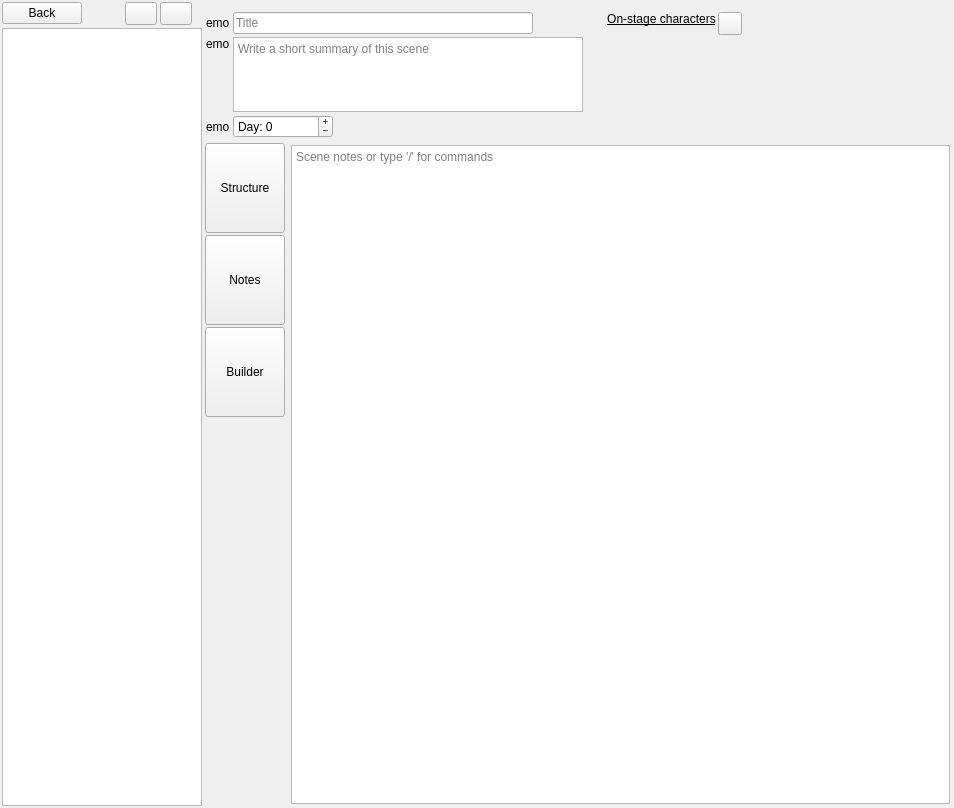
Above: ui/scene_editor.ui from zkovari/plotlyst before the change. Below: the same form after it.
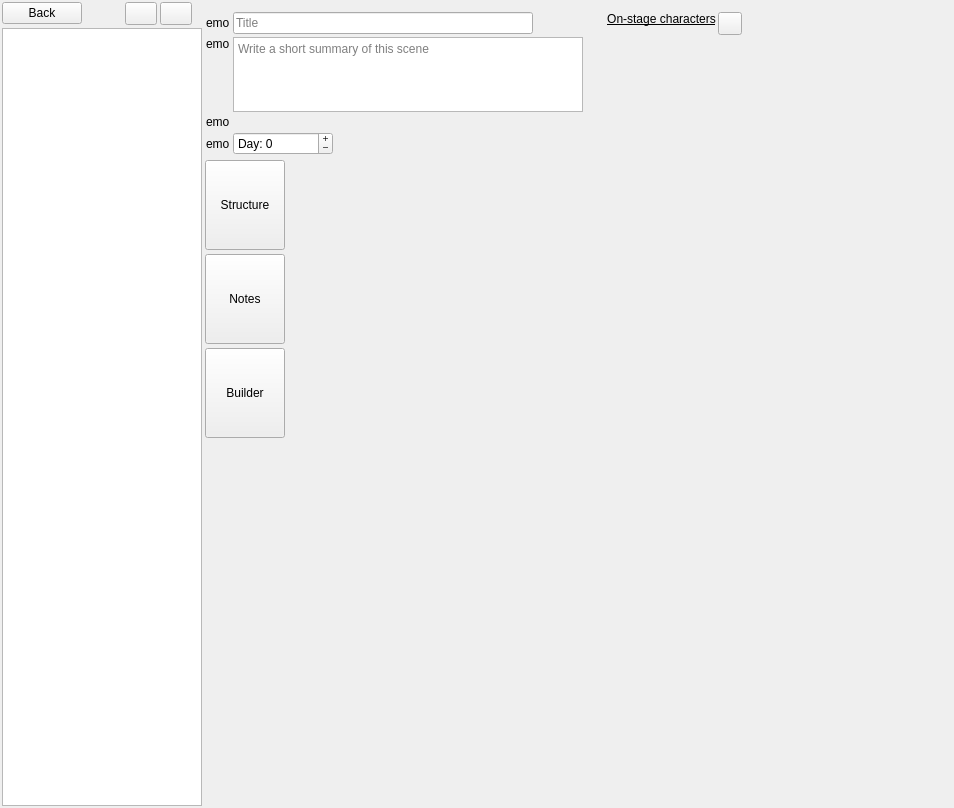
That is the form after the change. Custom widgets are drawn as their Qt base class.

Commit message: Renovate scene-plot association

What changed in the file:
```diff
--- a/ui/scene_editor.ui
+++ b/ui/scene_editor.ui
@@ -344,6 +344,26 @@
             </item>
            </layout>
           </item>
+          <item>
+           <layout class="QHBoxLayout" name="horizontalLayout_4">
+            <item alignment="Qt::AlignTop">
+             <widget class="QLabel" name="lblPlotEmoji">
+              <property name="sizePolicy">
+               <sizepolicy hsizetype="Maximum" vsizetype="Maximum">
+                <horstretch>0</horstretch>
+                <verstretch>0</verstretch>
+               </sizepolicy>
+              </property>
+              <property name="text">
+               <string>emo</string>
+              </property>
+             </widget>
+            </item>
+            <item>
+             <widget class="QWidget" name="wdgPlotContainer" native="true"/>
+            </item>
+           </layout>
+          </item>
           <item alignment="Qt::AlignTop">
            <widget class="QWidget" name="wdgDayParent" native="true">
             <layout class="QHBoxLayout" name="horizontalLayout_16">
@@ -511,7 +531,7 @@
         <widget class="QWidget" name="widget_5" native="true">
          <layout class="QVBoxLayout" name="verticalLayout_17">
           <property name="spacing">
-           <number>2</number>
+           <number>4</number>
           </property>
           <property name="leftMargin">
            <number>0</number>
@@ -914,7 +934,7 @@
            </property>
            <item>
             <widget class="DocumentTextEditor" name="textNotes">
-             <property name="placeholderText">
+             <property name="placeholderText" stdset="0">
               <string>Scene notes or type '/' for commands</string>
              </property>
             </widget>
@@ -1084,7 +1104,7 @@
   </customwidget>
   <customwidget>
    <class>DocumentTextEditor</class>
-   <extends>QTextEdit</extends>
+   <extends>QWidget</extends>
    <header>src.main.python.plotlyst.view.widget.input</header>
   </customwidget>
   <customwidget>
```
The commit also changes 6 other files.
